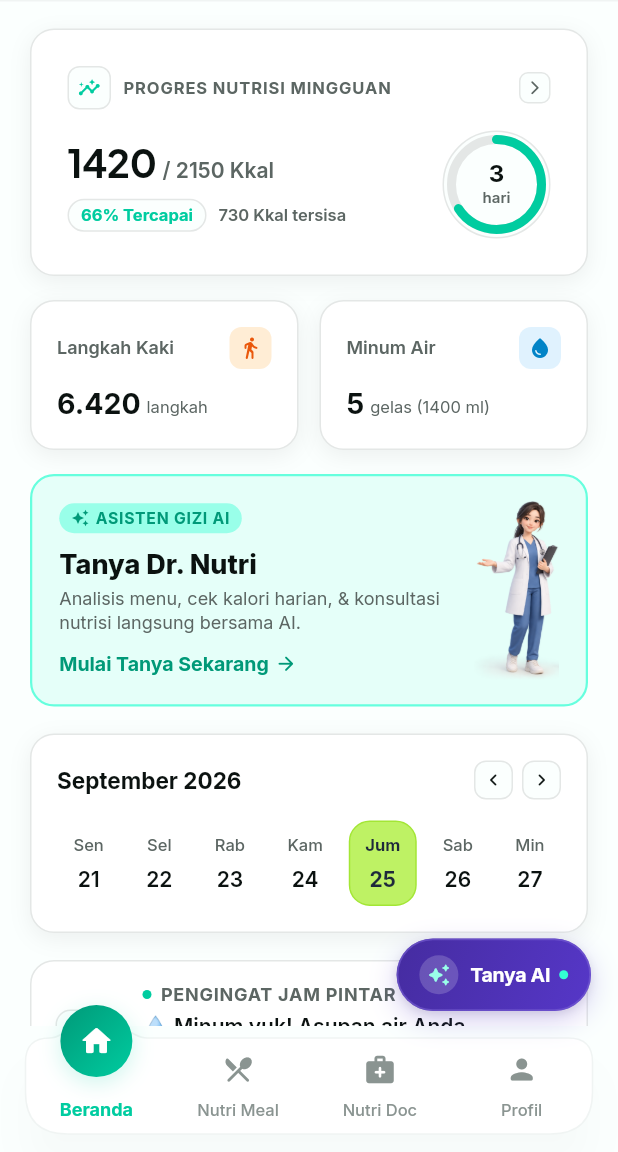
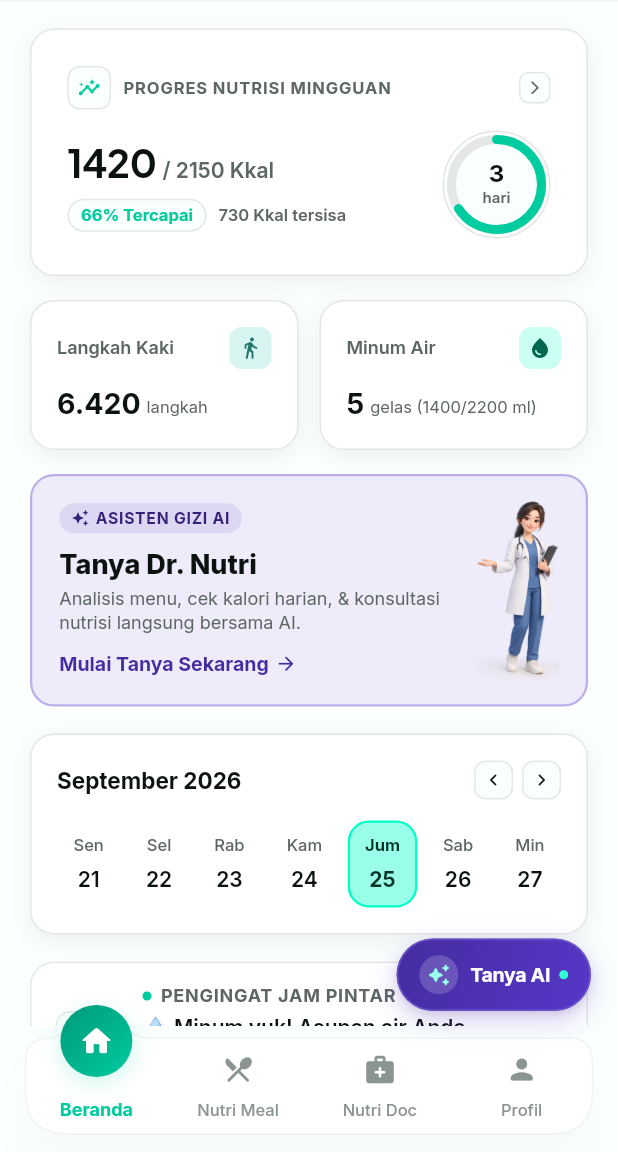
Before and after one commit to codeplyapp/NutriCare, a Flutter app: the DoctorListScreen screen opened by its route, after a tap on "Beranda", on a phone screen of 412 x 824 dp, the part 84-1236 px from its top. Run offline on Flutter 3.47's test engine with Material 3 defaults, Android fonts, the phone set to English and light mode, and no system bars; our stand-ins replace flutter_riverpod, go_router, google_fonts, shared_preferences; accounts and stored records are empty; network calls fail.

Commit message:
style(theme): harmonize all screen and mascot colors to NutriCare 4 brand scales

```diff
--- a/client/lib/presentation/screens/dokter_gizi/doctor_list_screen.dart
+++ b/client/lib/presentation/screens/dokter_gizi/doctor_list_screen.dart
@@ -167,18 +167,18 @@ class DoctorListScreen extends ConsumerWidget {
                                               Container(
                                                 padding: const EdgeInsets.symmetric(horizontal: 7, vertical: 3),
                                                 decoration: BoxDecoration(
-                                                  color: const Color(0xFFFEF3C7),
+                                                  color: AppColors.darkAmethyst100,
                                                   borderRadius: AppShapes.pill,
                                                 ),
                                                 child: Row(
                                                   mainAxisSize: MainAxisSize.min,
                                                   children: [
-                                                    const Icon(Icons.star_rounded, color: Color(0xFFD97706), size: 14),
+                                                    const Icon(Icons.star_rounded, color: AppColors.darkAmethyst700, size: 14),
                                                     const SizedBox(width: 3),
                                                     Text(
                                                       '${doc.rating}',
                                                       style: AppTypography.finePrint.copyWith(
-                                                        color: const Color(0xFF92400E),
+                                                        color: AppColors.darkAmethyst800,
                                                         fontWeight: FontWeight.w700,
                                                       ),
                                                     ),
--- a/client/lib/presentation/screens/health_education/flashcard_viewer_screen.dart
+++ b/client/lib/presentation/screens/health_education/flashcard_viewer_screen.dart
@@ -2,7 +2,6 @@ import 'dart:math';
 import 'package:flutter/material.dart';
 import 'package:flutter_riverpod/flutter_riverpod.dart';
 import 'package:nutricare/core/theme/app_colors.dart';
-import 'package:nutricare/core/theme/app_motion.dart';
 import 'package:nutricare/core/theme/app_shapes.dart';
 import 'package:nutricare/core/theme/app_spacing.dart';
 import 'package:nutricare/core/theme/app_typography.dart';
--- a/client/lib/presentation/screens/health_education/quiz_screen.dart
+++ b/client/lib/presentation/screens/health_education/quiz_screen.dart
@@ -82,12 +82,12 @@ class _QuizScreenState extends ConsumerState<QuizScreen> {
                 width: 64,
                 height: 64,
                 decoration: BoxDecoration(
-                  color: res.passed ? AppColors.frozenWater100 : const Color(0xFFFEE2E2),
+                  color: res.passed ? AppColors.frozenWater100 : AppColors.darkAmethyst100,
                   shape: BoxShape.circle,
                 ),
                 child: Icon(
                   res.passed ? Icons.emoji_events_rounded : Icons.replay_rounded,
-                  color: res.passed ? AppColors.frozenWater800 : const Color(0xFFDC2626),
+                  color: res.passed ? AppColors.frozenWater800 : AppColors.darkAmethyst800,
                   size: 36,
                 ),
               ),
--- a/client/lib/presentation/screens/home_dashboard/home_dashboard_screen.dart
+++ b/client/lib/presentation/screens/home_dashboard/home_dashboard_screen.dart
@@ -171,28 +171,28 @@ class _HomeDashboardScreenState extends ConsumerState<HomeDashboardScreen> {
                     delay: const Duration(milliseconds: 50),
                     child: Row(
                       children: [
-                        // Card 1: Step to walk
+                        // Card 1: Step to walk (Turquoise)
                         Expanded(
                           child: _TwinMetricCard(
                             title: 'Langkah Kaki',
                             value: '6.420',
                             unit: 'langkah',
                             icon: Icons.directions_walk_rounded,
-                            iconBg: const Color(0xFFFFEDD5),
-                            iconColor: const Color(0xFFEA580C),
+                            iconBg: AppColors.turquoise100,
+                            iconColor: AppColors.turquoise700,
                             onTap: () => context.go('/meal-planner'),
                           ),
                         ),
                         const SizedBox(width: 14),
-                        // Card 2: Drink Water
+                        // Card 2: Drink Water (Frozen Water)
                         Expanded(
                           child: _TwinMetricCard(
                             title: 'Minum Air',
                             value: '$waterGlasses',
-                            unit: 'gelas (${waterMl.toInt()} ml)',
+                            unit: 'gelas (${waterMl.toInt()}/${targetWaterMl.toInt()} ml)',
                             icon: Icons.water_drop_rounded,
-                            iconBg: const Color(0xFFE0F2FE),
-                            iconColor: const Color(0xFF0284C7),
+                            iconBg: AppColors.frozenWater100,
+                            iconColor: AppColors.frozenWater800,
                             onTap: () => context.go('/meal-planner'),
                           ),
                         ),
@@ -785,10 +785,10 @@ class _WeeklyCalendarStrip extends StatelessWidget {
                   duration: const Duration(milliseconds: 150),
                   padding: const EdgeInsets.symmetric(horizontal: 10, vertical: 8),
                   decoration: BoxDecoration(
-                    color: isSelected ? const Color(0xFFBEF264) : Colors.transparent,
+                    color: isSelected ? AppColors.frozenWater200 : Colors.transparent,
                     borderRadius: BorderRadius.circular(14),
                     border: isSelected
-                        ? Border.all(color: const Color(0xFFA3E635), width: 1)
+                        ? Border.all(color: AppColors.frozenWater500, width: 1.5)
                         : Border.all(color: Colors.transparent),
                   ),
                   child: Column(
@@ -799,7 +799,7 @@ class _WeeklyCalendarStrip extends StatelessWidget {
                         style: AppTypography.finePrint.copyWith(
                           fontSize: 11,
                           fontWeight: isSelected ? FontWeight.w700 : FontWeight.w500,
-                          color: isSelected ? const Color(0xFF1E293B) : AppColors.textSecondary,
+                          color: isSelected ? AppColors.frozenWater900 : AppColors.textSecondary,
                         ),
                       ),
                       const SizedBox(height: 6),
@@ -808,7 +808,7 @@ class _WeeklyCalendarStrip extends StatelessWidget {
                         style: AppTypography.captionStrong.copyWith(
                           fontSize: 14,
                           fontWeight: isSelected ? FontWeight.w700 : FontWeight.w600,
-                          color: isSelected ? const Color(0xFF1E293B) : AppColors.textPrimary,
+                          color: isSelected ? AppColors.frozenWater900 : AppColors.textPrimary,
                         ),
                       ),
                     ],
@@ -884,7 +884,7 @@ class _MealBreakdownCard extends StatelessWidget {
                 const SizedBox(height: 4),
                 Row(
                   children: [
-                    const Icon(Icons.local_fire_department_rounded, size: 16, color: Color(0xFFF97316)),
+                    const Icon(Icons.local_fire_department_rounded, size: 16, color: AppColors.turquoise700),
                     const SizedBox(width: 4),
                     Text(
                       calorieRange,
@@ -981,8 +981,8 @@ class _DrNutriBannerCard extends StatelessWidget {
     return AppCard(
       onTap: onTap,
       padding: const EdgeInsets.symmetric(horizontal: 18, vertical: 16),
-      backgroundColor: AppColors.frozenWater50,
-      border: Border.all(color: AppColors.frozenWater300, width: 1.5),
+      backgroundColor: AppColors.darkAmethyst50,
+      border: Border.all(color: AppColors.darkAmethyst200, width: 1.5),
       child: Row(
         crossAxisAlignment: CrossAxisAlignment.center,
         children: [
@@ -993,18 +993,18 @@ class _DrNutriBannerCard extends StatelessWidget {
                 Container(
                   padding: const EdgeInsets.symmetric(horizontal: 8, vertical: 3),
                   decoration: BoxDecoration(
-                    color: AppColors.frozenWater200,
+                    color: AppColors.darkAmethyst100,
                     borderRadius: AppShapes.pill,
                   ),
                   child: Row(
                     mainAxisSize: MainAxisSize.min,
                     children: [
-                      const Icon(Icons.auto_awesome, size: 12, color: AppColors.primaryHover),
+                      const Icon(Icons.auto_awesome, size: 12, color: AppColors.darkAmethyst700),
                       const SizedBox(width: 4),
                       Text(
                         'ASISTEN GIZI AI',
                         style: AppTypography.finePrint.copyWith(
-                          color: AppColors.primaryHover,
+                          color: AppColors.darkAmethyst700,
                           fontWeight: FontWeight.w700,
                           fontSize: 10.5,
                           letterSpacing: 0.5,
@@ -1036,13 +1036,13 @@ class _DrNutriBannerCard extends StatelessWidget {
                     Text(
                       'Mulai Tanya Sekarang',
                       style: AppTypography.captionStrong.copyWith(
-                        color: AppColors.primaryHover,
+                        color: AppColors.darkAmethyst600,
                         fontSize: 13,
                         fontWeight: FontWeight.w700,
                       ),
                     ),
                     const SizedBox(width: 4),
-                    const Icon(Icons.arrow_forward_rounded, size: 15, color: AppColors.primaryHover),
+                    const Icon(Icons.arrow_forward_rounded, size: 15, color: AppColors.darkAmethyst600),
                   ],
                 ),
               ],
```
Also changed, not shown: client/lib/presentation/screens/bmi_calculator/bmi_calculator_screen.dart (+21 -16 lines), client/lib/presentation/screens/health_education/exam_screen.dart (+4 -4 lines), client/lib/presentation/screens/notifications/notifications_screen.dart (+10 -12 lines), client/lib/presentation/screens/nutri_mate/nutri_mate_screen.dart (+5 -5 lines), client/lib/presentation/screens/profile/my_profile_detail_screen.dart (+5 -5 lines), client/lib/presentation/screens/profile/profile_screen.dart (+5 -5 lines), client/lib/presentation/widgets/nutrition_statistic_modal.dart (+17 -17 lines), 5 other files.
